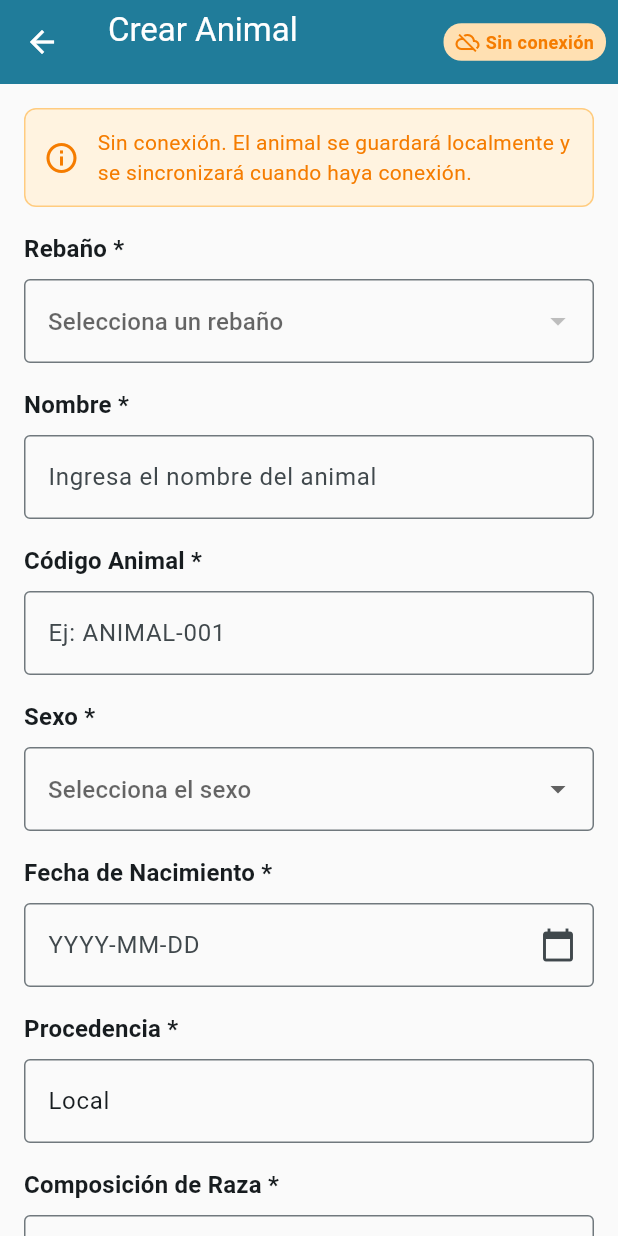
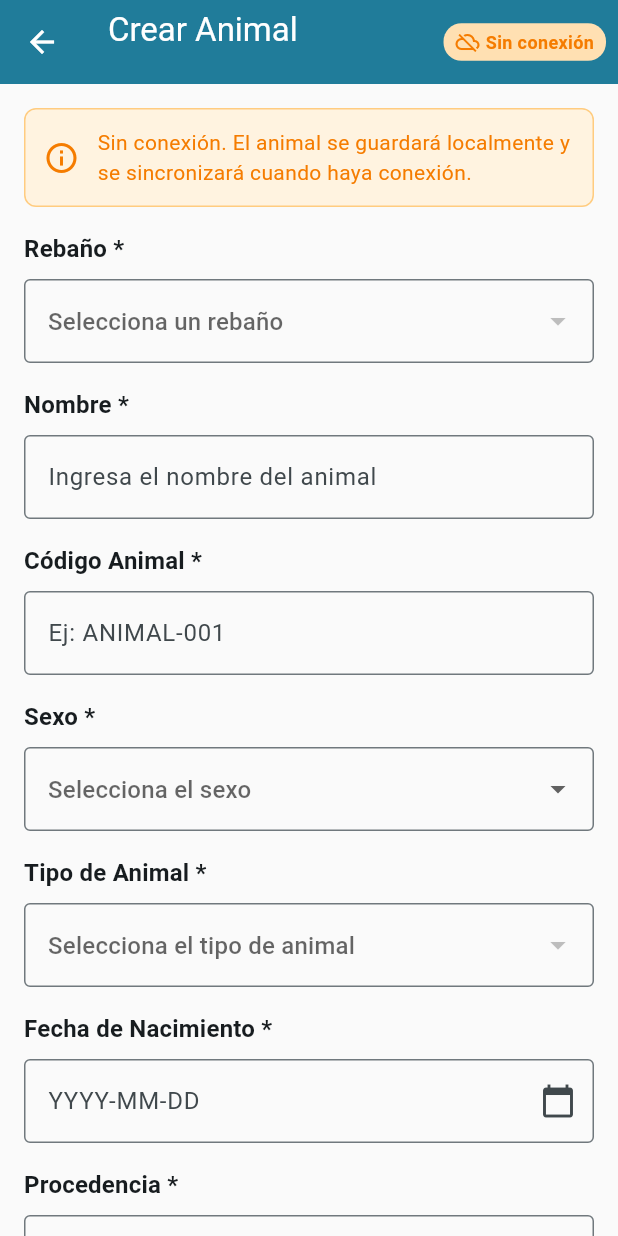
Before and after one commit to leoromerbric/ganaderasoft_app_v1, a Flutter app: the CreateAnimalScreen screen opened directly with empty values, on a phone screen of 412 x 824 dp. Run offline on Flutter 3.47's test engine with Material 3 defaults, Android fonts, the phone set to English and light mode, and no system bars; our stand-ins replace connectivity_plus, shared_preferences, sqflite; accounts and stored records are empty; network calls fail.

Commit message:
Add TipoAnimal dropdown and filtering logic to create animal screen
Co-authored-by: leoromerbric <4213071+leoromerbric@users.noreply.github.com>

```diff
--- a/lib/screens/create_animal_screen.dart
+++ b/lib/screens/create_animal_screen.dart
@@ -38,6 +38,7 @@ class _CreateAnimalScreenState extends State<CreateAnimalScreen> {
   String _procedencia = 'Local';
   Rebano? _selectedRebano;
   String? _selectedSexo;
+  TipoAnimal? _selectedTipoAnimal;
   ComposicionRaza? _selectedComposicionRaza;
   EstadoSalud? _selectedEstadoSalud;
   Etapa? _selectedEtapa;
@@ -52,6 +53,7 @@ class _CreateAnimalScreenState extends State<CreateAnimalScreen> {
   List<ComposicionRaza> _composicionRaza = [];
   List<EstadoSalud> _estadosSalud = [];
   List<Etapa> _etapas = [];
+  List<TipoAnimal> _tiposAnimal = [];
   final List<String> _sexoOptions = ['M', 'F'];
 
   @override
@@ -92,6 +94,7 @@ class _CreateAnimalScreenState extends State<CreateAnimalScreen> {
         _loadComposicionRaza(),
         _loadEstadosSalud(),
         _loadEtapas(),
+        _loadTiposAnimal(),
       ]);
 
       setState(() {
@@ -195,6 +198,29 @@ class _CreateAnimalScreenState extends State<CreateAnimalScreen> {
     }
   }
 
+  Future<void> _loadTiposAnimal() async {
+    try {
+      if (_isOffline) {
+        final tiposAnimal = await DatabaseService.getTiposAnimalOffline();
+        setState(() {
+          _tiposAnimal = tiposAnimal;
+        });
+      } else {
+        final response = await ConfigurationService.getTiposAnimal();
+        setState(() {
+          _tiposAnimal = response.data.data;
+        });
+      }
+    } catch (e) {
+      LoggingService.error('Error loading tipos animal', 'CreateAnimalScreen', e);
+      // Try offline fallback
+      final tiposAnimal = await DatabaseService.getTiposAnimalOffline();
+      setState(() {
+        _tiposAnimal = tiposAnimal;
+      });
+    }
+  }
+
   Future<void> _selectDate() async {
     final DateTime? picked = await showDatePicker(
       context: context,
@@ -215,8 +241,15 @@ class _CreateAnimalScreenState extends State<CreateAnimalScreen> {
   }
 
   List<Etapa> _getFilteredEtapas() {
-    if (_selectedSexo == null) return _etapas;
-    return _etapas.where((etapa) => etapa.etapaSexo == _selectedSexo).toList();
+    if (_selectedSexo == null || _selectedTipoAnimal == null) return [];
+
+    // Convert F to H for API filtering
+    String sexoForFiltering = _selectedSexo == 'F' ? 'H' : _selectedSexo!;
+
+    return _etapas.where((etapa) =>
+      etapa.etapaSexo == sexoForFiltering &&
+      etapa.etapaFkTipoAnimalId == _selectedTipoAnimal!.tipoAnimalId
+    ).toList();
   }
 
   Future<void> _createAnimal() async {
@@ -238,6 +271,26 @@ class _CreateAnimalScreenState extends State<CreateAnimalScreen> {
       ScaffoldMessenger.of(context).showSnackBar(
         const SnackBar(
           content: Text('Por favor selecciona el sexo'),
+          backgroundColor: Colors.red,
+        ),
+      );
+      return;
+    }
+
+    if (_selectedSexo == null) {
+      ScaffoldMessenger.of(context).showSnackBar(
+        const SnackBar(
+          content: Text('Por favor selecciona el sexo'),
+          backgroundColor: Colors.red,
+        ),
+      );
+      return;
+    }
+
+    if (_selectedTipoAnimal == null) {
+      ScaffoldMessenger.of(context).showSnackBar(
+        const SnackBar(
+          content: Text('Por favor selecciona el tipo de animal'),
           backgroundColor: Colors.red,
         ),
       );
@@ -499,13 +552,52 @@ class _CreateAnimalScreenState extends State<CreateAnimalScreen> {
                       onChanged: (String? value) {
                         setState(() {
                           _selectedSexo = value;
-                          _selectedEtapa =
-                              null; // Reset etapa when sexo changes
+                          _selectedTipoAnimal = null; // Reset tipo animal when sexo changes
+                          _selectedEtapa = null; // Reset etapa when sexo changes
                         });
                       },
                       validator: (value) {
                         if (value == null) {
                           return 'Por favor selecciona el sexo';
+                        }
+                        return null;
+                      },
+                    ),
+                    const SizedBox(height: 16),
+
+                    // Tipo Animal
+                    Text(
+                      'Tipo de Animal *',
+                      style: Theme.of(context).textTheme.titleMedium?.copyWith(
+                        fontWeight: FontWeight.bold,
+                      ),
+                    ),
+                    const SizedBox(height: 8),
+                    DropdownButtonFormField<TipoAnimal>(
+                      value: _selectedTipoAnimal,
+                      decoration: const InputDecoration(
+                        border: OutlineInputBorder(),
+                        hintText: 'Selecciona el tipo de animal',
+                      ),
+                      items: _selectedSexo == null
+                        ? []
+                        : _tiposAnimal.map((tipoAnimal) {
+                            return DropdownMenuItem<TipoAnimal>(
+                              value: tipoAnimal,
+                              child: Text(tipoAnimal.tipoAnimalNombre),
+                            );
+                          }).toList(),
+                      onChanged: _selectedSexo == null
+                        ? null
+                        : (TipoAnimal? value) {
+                            setState(() {
+                              _selectedTipoAnimal = value;
+                              _selectedEtapa = null; // Reset etapa when tipo animal changes
+                            });
+                          },
+                      validator: (value) {
+                        if (value == null) {
+                          return 'Por favor selecciona el tipo de animal';
                         }
                         return null;
                       },
```
